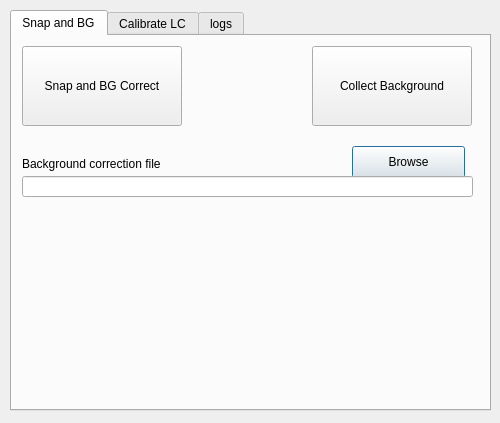
Above: src/GUI/qtdesigner/ReconOrderUI.ui from bryantChhun/recOrder_deprecated before the change. Below: the same form after it.
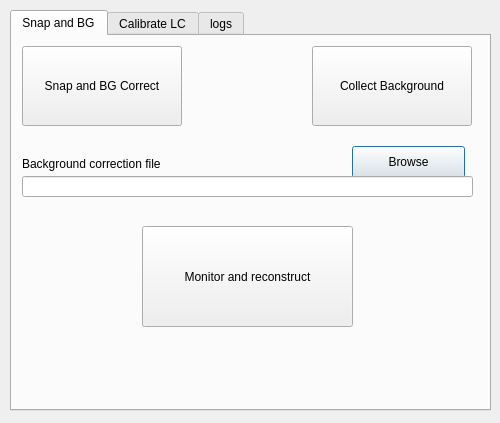
That is the form after the change. The open tabs and pages were chosen to show the change.

Commit message: removed custom averaging signal controller manages all pipes added recOrder window, with modifications

```diff
--- a/src/GUI/qtdesigner/ReconOrderUI.ui
+++ b/src/GUI/qtdesigner/ReconOrderUI.ui
@@ -106,6 +106,19 @@
       </rect>
      </property>
     </widget>
+    <widget class="QPushButton" name="start_monitor">
+     <property name="geometry">
+      <rect>
+       <x>130</x>
+       <y>190</y>
+       <width>211</width>
+       <height>101</height>
+      </rect>
+     </property>
+     <property name="text">
+      <string>Monitor and reconstruct</string>
+     </property>
+    </widget>
    </widget>
    <widget class="QWidget" name="calibrate_lc_tab">
     <attribute name="title">
```
Left out of the diff: 2 changed lines with no effect on the pictures. The commit also changes 16 other files.
